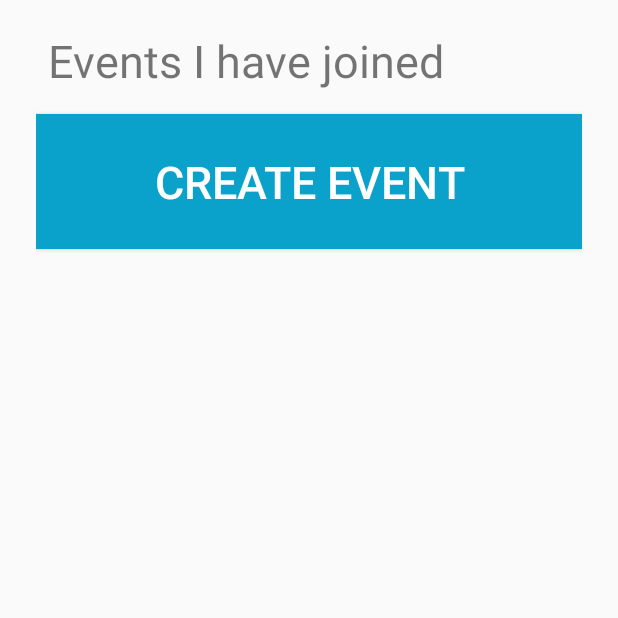
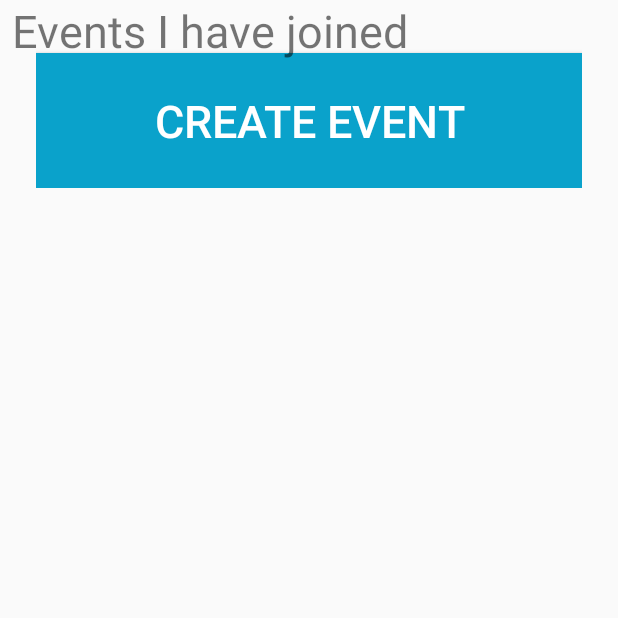
Before and after one commit to Trung-N/Oldtivity-app, an Android app: the MyEvents screen opened directly, with no data from a screen before it, on a phone screen of 412 x 824 dp, the top half of it. Run offline under Robolectric (Android 15) with nearby library versions, the phone set to English and light mode, and no system bars.

Commit message:
Revert "fix my events"

```diff
--- a/Oldivity/app/src/main/res/layout/activity_my_events.xml
+++ b/Oldivity/app/src/main/res/layout/activity_my_events.xml
@@ -6,12 +6,15 @@
     android:layout_height="match_parent"
     tools:context=".MyEvents">
 
-    <ScrollView
-        xmlns:android="http://schemas.android.com/apk/res/android"
+    <ScrollView xmlns:android="http://schemas.android.com/apk/res/android"
         xmlns:tools="http://schemas.android.com/tools"
+        android:id="@+id/scrollView2"
         android:layout_width="fill_parent"
         android:layout_height="fill_parent"
-        android:fitsSystemWindows="true">
+        android:fitsSystemWindows="true"
+        app:layout_constraintBottom_toBottomOf="parent"
+        app:layout_constraintTop_toTopOf="parent"
+        tools:layout_editor_absoluteX="0dp">
 
         <LinearLayout
             android:layout_width="match_parent"
@@ -21,17 +24,6 @@
             android:paddingRight="24dp"
             android:paddingTop="20dp">
 
-            <TextView
-                android:id="@+id/textView4"
-                android:layout_width="match_parent"
-                android:layout_height="match_parent"
-                android:layout_marginEnd="8dp"
-                android:layout_marginStart="8dp"
-                android:text="Events I have joined"
-                android:textSize="30sp"
-                app:layout_constraintEnd_toEndOf="parent"
-                app:layout_constraintStart_toStartOf="parent"
-                tools:layout_editor_absoluteY="141dp" />
 
             <!-- create event Button -->
             <Button
@@ -47,6 +39,9 @@
                 android:textSize="30sp"
                 android:visibility="visible" />
 
+        </LinearLayout>
+    </ScrollView>
+
     <ListView
         android:layout_width="300dp"
         android:layout_height="442dp"
@@ -55,8 +50,16 @@
         app:layout_constraintStart_toStartOf="parent"
         tools:layout_editor_absoluteY="188dp" />
 
-
-        </LinearLayout>
-    </ScrollView>
+    <TextView
+        android:id="@+id/textView4"
+        android:layout_width="match_parent"
+        android:layout_height="0dp"
+        android:layout_marginEnd="8dp"
+        android:layout_marginStart="8dp"
+        android:text="Events I have joined"
+        android:textSize="30sp"
+        app:layout_constraintEnd_toEndOf="parent"
+        app:layout_constraintStart_toStartOf="parent"
+        tools:layout_editor_absoluteY="141dp" />
 
 </android.support.constraint.ConstraintLayout>
```
Lines whose indentation alone changed are shown as unchanged.
